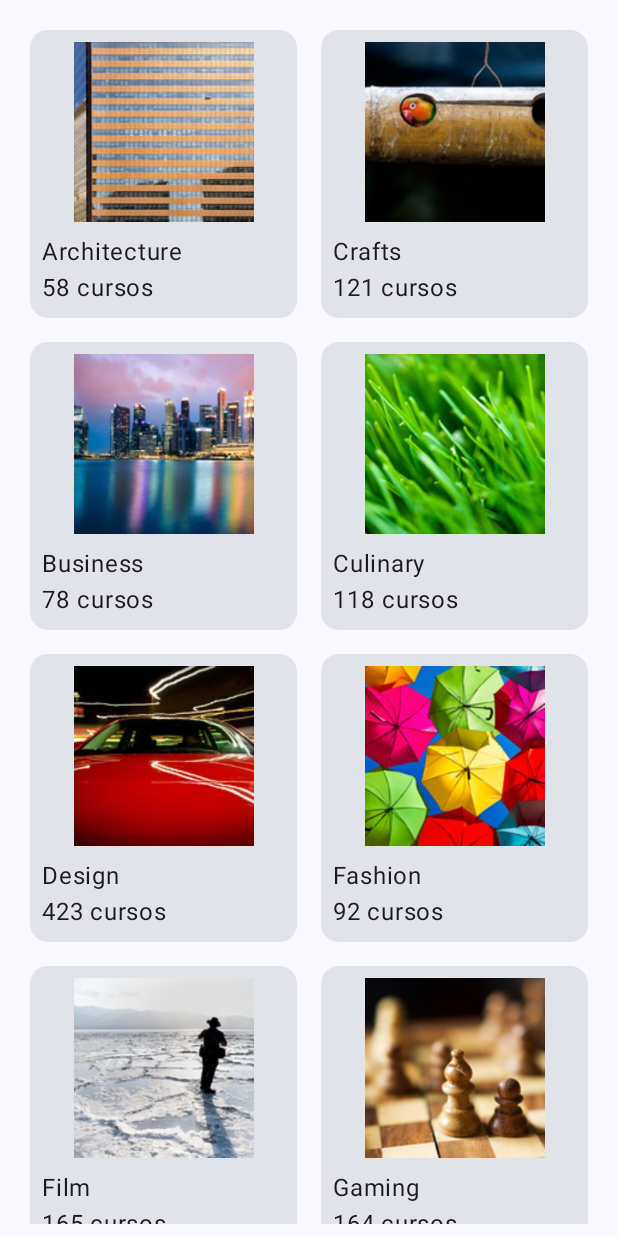
After one commit to MARGUZ85/Cuadricula, an Android app built with Jetpack Compose: the composable TopicGrid called with sample values from the repository, on a phone screen of 412 x 824 dp. The commit adds this screen. Run offline under Robolectric (Android 15) with nearby library versions, the phone set to English and light mode, and no system bars.

Commit message:
ya se muestran las imagenes y ya funciona correctamente

```diff
--- a/app/src/main/java/com/example/cuadricula/MainActivity.kt
+++ b/app/src/main/java/com/example/cuadricula/MainActivity.kt
@@ -12,6 +12,7 @@ import androidx.compose.runtime.Composable
 import androidx.compose.ui.Modifier
 import androidx.compose.ui.tooling.preview.Preview
 import com.example.cuadricula.ui.theme.CuadriculaTheme
+import com.example.cuadricula.ui.theme.TopicGrid
 
 class MainActivity : ComponentActivity() {
     override fun onCreate(savedInstanceState: Bundle?) {
@@ -20,11 +21,10 @@ class MainActivity : ComponentActivity() {
         setContent {
             CuadriculaTheme {
                 Scaffold(modifier = Modifier.fillMaxSize()) { innerPadding ->
-                    Greeting(
-                        name = "Android",
+                    TopicGrid(
+                        topics = com.example.cuadricula.ui.theme.DataSource.topics,
                         modifier = Modifier.padding(innerPadding)
                     )
-
 
                 }
             }
--- /dev/null
+++ b/app/src/main/java/com/example/cuadricula/ui/theme/TopicGrid.kt
@@ -0,0 +1,49 @@
+package com.example.cuadricula.ui.theme
+
+import androidx.compose.foundation.Image
+import androidx.compose.foundation.layout.*
+import androidx.compose.foundation.lazy.grid.GridCells
+import androidx.compose.foundation.lazy.grid.LazyVerticalGrid
+import androidx.compose.foundation.lazy.grid.items
+import androidx.compose.material3.Card
+import androidx.compose.material3.Text
+import androidx.compose.runtime.Composable
+import androidx.compose.ui.Modifier
+import androidx.compose.ui.res.painterResource
+import androidx.compose.ui.res.stringResource
+import androidx.compose.ui.unit.dp
+
+@Composable
+fun TopicGrid(topics: List<Topic>, modifier: Modifier = Modifier) {
+    LazyVerticalGrid(
+        columns = GridCells.Fixed(2),
+        modifier = modifier.padding(8.dp),
+        contentPadding = PaddingValues(4.dp)
+    ) {
+        items(topics) { topic ->
+            TopicCard(topic)
+        }
+    }
+}
+
+@Composable
+fun TopicCard(topic: Topic) {
+    Card(
+        modifier = Modifier
+            .padding(8.dp)
+            .fillMaxWidth()
+    ) {
+        Column(modifier = Modifier.padding(8.dp)) {
+            Image(
+                painter = painterResource(id = topic.imageResId),
+                contentDescription = null,
+                modifier = Modifier
+                    .fillMaxWidth()
+                    .height(120.dp)
+            )
+            Spacer(modifier = Modifier.height(8.dp))
+            Text(text = stringResource(id = topic.titleResId))
+            Text(text = "${topic.courseCount} cursos")
+        }
+    }
+}
```
